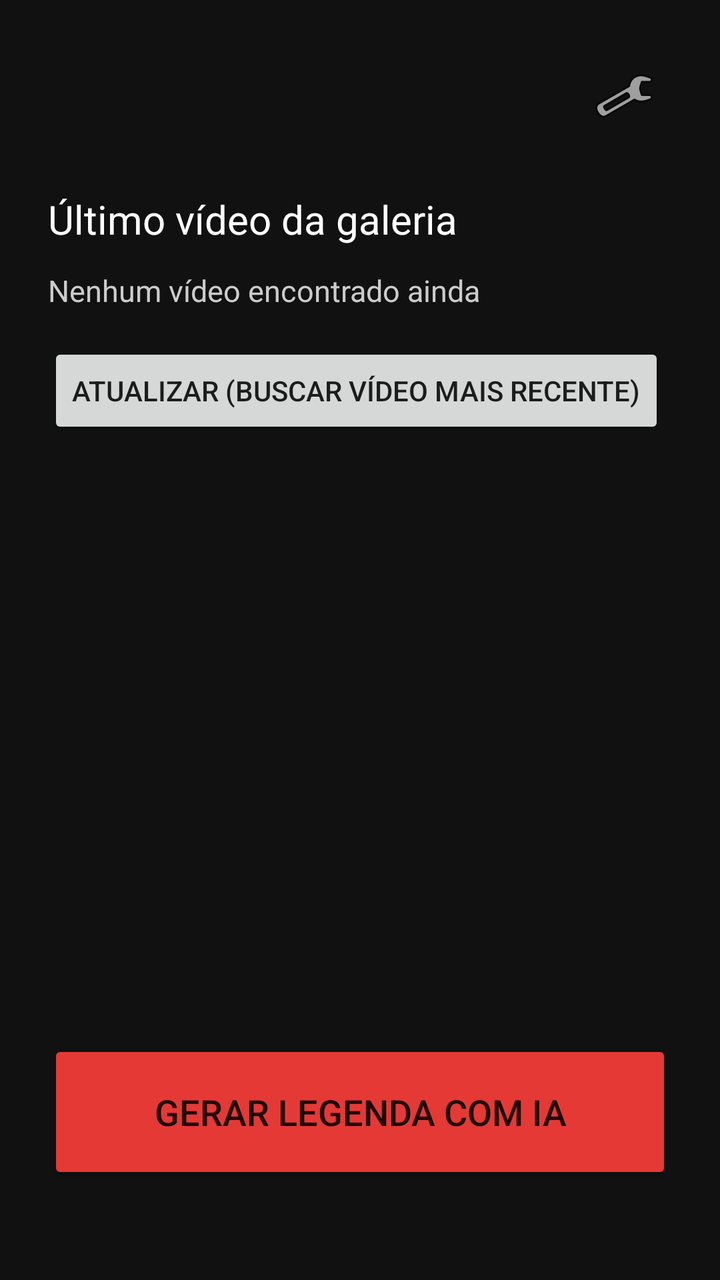
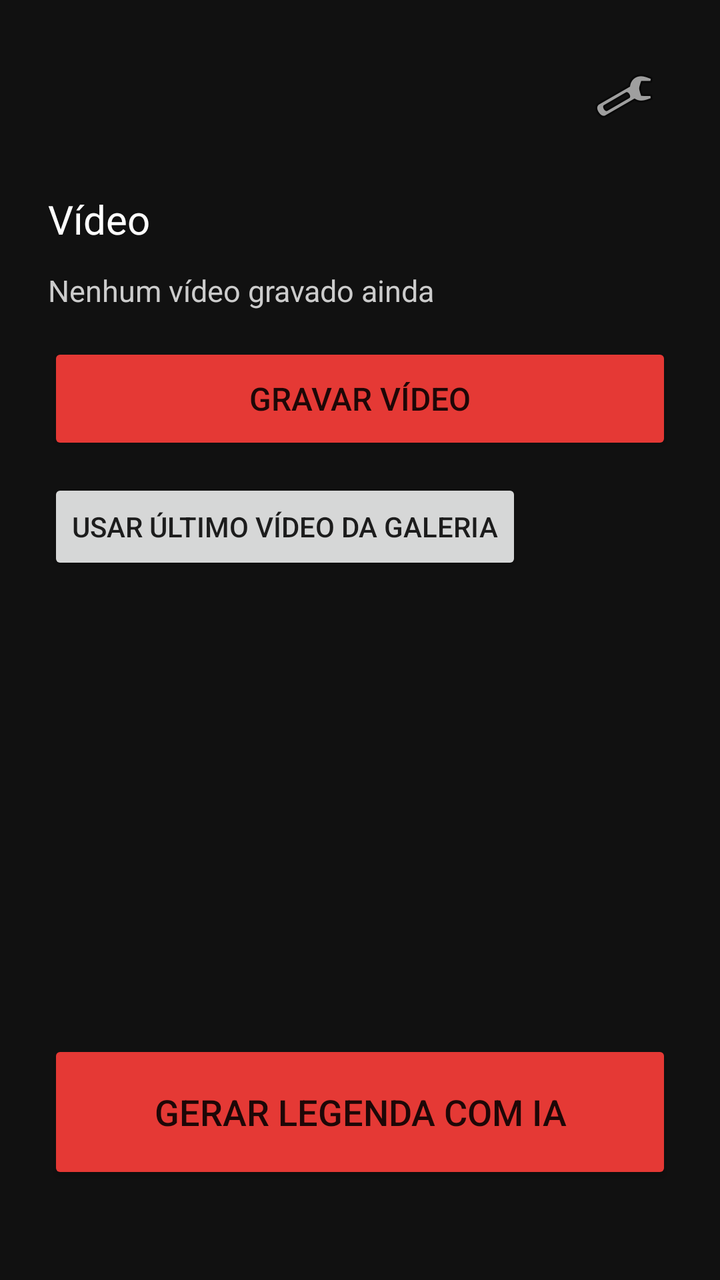

The first picture is an Android layout as it rendered before a commit; the second is the same layout after the commit. The layout source and the unified diff follow.
<!-- AndroidManifest.xml: application theme Theme.TikTokCaption -->
<!-- res/layout/activity_main.xml -->
<?xml version="1.0" encoding="utf-8"?>
<androidx.constraintlayout.widget.ConstraintLayout xmlns:android="http://schemas.android.com/apk/res/android"
      xmlns:app="http://schemas.android.com/apk/res-auto"
      android:layout_width="match_parent"
      android:layout_height="match_parent"
      android:background="#111111"
      android:padding="24dp">

      <ImageButton
                android:id="@+id/btnSettings"
                android:layout_width="48dp"
                android:layout_height="48dp"
                android:background="#00000000"
                android:contentDescription="Configurações"
                android:src="@android:drawable/ic_menu_manage"
                app:layout_constraintTop_toTopOf="parent"
                app:layout_constraintEnd_toEndOf="parent" />

      <TextView
                android:id="@+id/titleText"
                android:layout_width="wrap_content"
                android:layout_height="wrap_content"
                android:layout_marginTop="24dp"
                android:text="Último vídeo da galeria"
                android:textColor="#FFFFFF"
                android:textSize="20sp"
                app:layout_constraintTop_toBottomOf="@id/btnSettings"
                app:layout_constraintStart_toStartOf="parent" />

      <TextView
                android:id="@+id/videoInfoText"
                android:layout_width="0dp"
                android:layout_height="wrap_content"
                android:layout_marginTop="12dp"
                android:text="Nenhum vídeo encontrado ainda"
                android:textColor="#CCCCCC"
                android:textSize="15sp"
                app:layout_constraintTop_toBottomOf="@id/titleText"
                app:layout_constraintStart_toStartOf="parent"
                app:layout_constraintEnd_toEndOf="parent" />

      <Button
                android:id="@+id/btnRefresh"
                android:layout_width="wrap_content"
                android:layout_height="wrap_content"
                android:layout_marginTop="16dp"
                android:text="Atualizar (buscar vídeo mais recente)"
                app:layout_constraintTop_toBottomOf="@id/videoInfoText"
                app:layout_constraintStart_toStartOf="parent" />

      <TextView
                android:id="@+id/statusText"
                android:layout_width="0dp"
                android:layout_height="wrap_content"
                android:layout_marginTop="24dp"
                android:textColor="#4CAF50"
                android:textSize="15sp"
                android:text=""
                app:layout_constraintTop_toBottomOf="@id/btnRefresh"
                app:layout_constraintStart_toStartOf="parent"
                app:layout_constraintEnd_toEndOf="parent" />

      <LinearLayout
                android:id="@+id/postButtonsBar"
                android:layout_width="match_parent"
                android:layout_height="wrap_content"
                android:orientation="horizontal"
                android:layout_marginBottom="12dp"
                app:layout_constraintBottom_toTopOf="@id/btnPublish">

                <Button
                              android:id="@+id/btnPostTikTok"
                              android:layout_width="0dp"
                              android:layout_height="wrap_content"
                              android:layout_weight="1"
                              android:layout_marginEnd="4dp"
                              android:text="TikTok"
                              android:visibility="gone" />

                <Button
                              android:id="@+id/btnPostInstagram"
                              android:layout_width="0dp"
                              android:layout_height="wrap_content"
                              android:layout_weight="1"
                              android:layout_marginHorizontal="4dp"
                              android:text="Instagram"
                              android:visibility="gone" />

                <Button
                              android:id="@+id/btnPostYouTube"
                              android:layout_width="0dp"
                              android:layout_height="wrap_content"
                              android:layout_weight="1"
                              android:layout_marginStart="4dp"
                              android:text="YouTube"
                              android:visibility="gone" />

      </LinearLayout>

      <Button
                android:id="@+id/btnPublish"
                android:layout_width="match_parent"
                android:layout_height="72dp"
                android:layout_marginBottom="24dp"
                android:text="Gerar legenda com IA"
                android:textSize="18sp"
                android:backgroundTint="#E53935"
                app:layout_constraintBottom_toBottomOf="parent"
                app:layout_constraintStart_toStartOf="parent"
                app:layout_constraintEnd_toEndOf="parent" />

</androidx.constraintlayout.widget.ConstraintLayout>
<!-- resources referenced by this layout -->
<resources>
  <style name="Theme.TikTokCaption" parent="Theme.MaterialComponents.DayNight.NoActionBar" />
</resources>

<!-- the commit's change to res/layout/activity_main.xml (unified diff, before → after) -->
@@ -1,112 +1,124 @@
 <?xml version="1.0" encoding="utf-8"?>
 <androidx.constraintlayout.widget.ConstraintLayout xmlns:android="http://schemas.android.com/apk/res/android"
-      xmlns:app="http://schemas.android.com/apk/res-auto"
-      android:layout_width="match_parent"
-      android:layout_height="match_parent"
-      android:background="#111111"
-      android:padding="24dp">
+    xmlns:app="http://schemas.android.com/apk/res-auto"
+    android:layout_width="match_parent"
+    android:layout_height="match_parent"
+    android:background="#111111"
+    android:padding="24dp">
 
-      <ImageButton
-                android:id="@+id/btnSettings"
-                android:layout_width="48dp"
-                android:layout_height="48dp"
-                android:background="#00000000"
-                android:contentDescription="Configurações"
-                android:src="@android:drawable/ic_menu_manage"
-                app:layout_constraintTop_toTopOf="parent"
-                app:layout_constraintEnd_toEndOf="parent" />
+    <ImageButton
+        android:id="@+id/btnSettings"
+        android:layout_width="48dp"
+        android:layout_height="48dp"
+        android:background="#00000000"
+        android:contentDescription="Configurações"
+        android:src="@android:drawable/ic_menu_manage"
+        app:layout_constraintTop_toTopOf="parent"
+        app:layout_constraintEnd_toEndOf="parent" />
 
-      <TextView
-                android:id="@+id/titleText"
-                android:layout_width="wrap_content"
-                android:layout_height="wrap_content"
-                android:layout_marginTop="24dp"
-                android:text="Último vídeo da galeria"
-                android:textColor="#FFFFFF"
-                android:textSize="20sp"
-                app:layout_constraintTop_toBottomOf="@id/btnSettings"
-                app:layout_constraintStart_toStartOf="parent" />
+    <TextView
+        android:id="@+id/titleText"
+        android:layout_width="wrap_content"
+        android:layout_height="wrap_content"
+        android:layout_marginTop="24dp"
+        android:text="Vídeo"
+        android:textColor="#FFFFFF"
+        android:textSize="20sp"
+        app:layout_constraintTop_toBottomOf="@id/btnSettings"
+        app:layout_constraintStart_toStartOf="parent" />
 
-      <TextView
-                android:id="@+id/videoInfoText"
-                android:layout_width="0dp"
-                android:layout_height="wrap_content"
-                android:layout_marginTop="12dp"
-                android:text="Nenhum vídeo encontrado ainda"
-                android:textColor="#CCCCCC"
-                android:textSize="15sp"
-                app:layout_constraintTop_toBottomOf="@id/titleText"
-                app:layout_constraintStart_toStartOf="parent"
-                app:layout_constraintEnd_toEndOf="parent" />
+    <TextView
+        android:id="@+id/videoInfoText"
+        android:layout_width="0dp"
+        android:layout_height="wrap_content"
+        android:layout_marginTop="12dp"
+        android:text="Nenhum vídeo gravado ainda"
+        android:textColor="#CCCCCC"
+        android:textSize="15sp"
+        app:layout_constraintTop_toBottomOf="@id/titleText"
+        app:layout_constraintStart_toStartOf="parent"
+        app:layout_constraintEnd_toEndOf="parent" />
 
-      <Button
-                android:id="@+id/btnRefresh"
-                android:layout_width="wrap_content"
-                android:layout_height="wrap_content"
-                android:layout_marginTop="16dp"
-                android:text="Atualizar (buscar vídeo mais recente)"
-                app:layout_constraintTop_toBottomOf="@id/videoInfoText"
-                app:layout_constraintStart_toStartOf="parent" />
+    <Button
+        android:id="@+id/btnRecordVideo"
+        android:layout_width="match_parent"
+        android:layout_height="56dp"
+        android:layout_marginTop="16dp"
+        android:text="Gravar vídeo"
+        android:textSize="16sp"
+        android:backgroundTint="#E53935"
+        app:layout_constraintTop_toBottomOf="@id/videoInfoText"
+        app:layout_constraintStart_toStartOf="parent"
+        app:layout_constraintEnd_toEndOf="parent" />
 
-      <TextView
-                android:id="@+id/statusText"
-                android:layout_width="0dp"
-                android:layout_height="wrap_content"
-                android:layout_marginTop="24dp"
-                android:textColor="#4CAF50"
-                android:textSize="15sp"
-                android:text=""
-                app:layout_constraintTop_toBottomOf="@id/btnRefresh"
-                app:layout_constraintStart_toStartOf="parent"
-                app:layout_constraintEnd_toEndOf="parent" />
+    <Button
+        android:id="@+id/btnRefresh"
+        android:layout_width="wrap_content"
+        android:layout_height="wrap_content"
+        android:layout_marginTop="12dp"
+        android:text="Usar último vídeo da galeria"
+        app:layout_constraintTop_toBottomOf="@id/btnRecordVideo"
+        app:layout_constraintStart_toStartOf="parent" />
 
-      <LinearLayout
-                android:id="@+id/postButtonsBar"
-                android:layout_width="match_parent"
-                android:layout_height="wrap_content"
-                android:orientation="horizontal"
-                android:layout_marginBottom="12dp"
-                app:layout_constraintBottom_toTopOf="@id/btnPublish">
+    <TextView
+        android:id="@+id/statusText"
+        android:layout_width="0dp"
+        android:layout_height="wrap_content"
+        android:layout_marginTop="24dp"
+        android:textColor="#4CAF50"
+        android:textSize="15sp"
+        android:text=""
+        app:layout_constraintTop_toBottomOf="@id/btnRefresh"
+        app:layout_constraintStart_toStartOf="parent"
+        app:layout_constraintEnd_toEndOf="parent" />
 
-                <Button
-                              android:id="@+id/btnPostTikTok"
-                              android:layout_width="0dp"
-                              android:layout_height="wrap_content"
-                              android:layout_weight="1"
-                              android:layout_marginEnd="4dp"
-                              android:text="TikTok"
-                              android:visibility="gone" />
+    <LinearLayout
+        android:id="@+id/postButtonsBar"
+        android:layout_width="match_parent"
+        android:layout_height="wrap_content"
+        android:orientation="horizontal"
+        android:layout_marginBottom="12dp"
+        app:layout_constraintBottom_toTopOf="@id/btnPublish">
 
-                <Button
-                              android:id="@+id/btnPostInstagram"
-                              android:layout_width="0dp"
-                              android:layout_height="wrap_content"
-                              android:layout_weight="1"
-                              android:layout_marginHorizontal="4dp"
-                              android:text="Instagram"
-                              android:visibility="gone" />
+        <Button
+            android:id="@+id/btnPostTikTok"
+            android:layout_width="0dp"
+            android:layout_height="wrap_content"
+            android:layout_weight="1"
+            android:layout_marginEnd="4dp"
+            android:text="TikTok"
+            android:visibility="gone" />
 
-                <Button
-                              android:id="@+id/btnPostYouTube"
-                              android:layout_width="0dp"
-                              android:layout_height="wrap_content"
-                              android:layout_weight="1"
-                              android:layout_marginStart="4dp"
-                              android:text="YouTube"
-                              android:visibility="gone" />
+        <Button
+            android:id="@+id/btnPostInstagram"
+            android:layout_width="0dp"
+            android:layout_height="wrap_content"
+            android:layout_weight="1"
+            android:layout_marginHorizontal="4dp"
+            android:text="Instagram"
+            android:visibility="gone" />
 
-      </LinearLayout>
+        <Button
+            android:id="@+id/btnPostYouTube"
+            android:layout_width="0dp"
+            android:layout_height="wrap_content"
+            android:layout_weight="1"
+            android:layout_marginStart="4dp"
+            android:text="YouTube"
+            android:visibility="gone" />
 
-      <Button
-                android:id="@+id/btnPublish"
-                android:layout_width="match_parent"
-                android:layout_height="72dp"
-                android:layout_marginBottom="24dp"
-                android:text="Gerar legenda com IA"
-                android:textSize="18sp"
-                android:backgroundTint="#E53935"
-                app:layout_constraintBottom_toBottomOf="parent"
-                app:layout_constraintStart_toStartOf="parent"
-                app:layout_constraintEnd_toEndOf="parent" />
+    </LinearLayout>
+
+    <Button
+        android:id="@+id/btnPublish"
+        android:layout_width="match_parent"
+        android:layout_height="72dp"
+        android:layout_marginBottom="24dp"
+        android:text="Gerar legenda com IA"
+        android:textSize="18sp"
+        android:backgroundTint="#E53935"
+        app:layout_constraintBottom_toBottomOf="parent"
+        app:layout_constraintStart_toStartOf="parent"
+        app:layout_constraintEnd_toEndOf="parent" />
 
 </androidx.constraintlayout.widget.ConstraintLayout>
